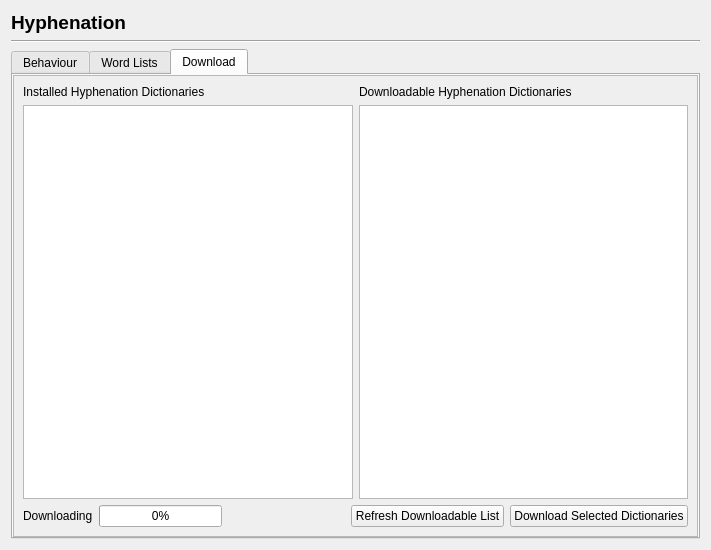
Old version of the form scribus/ui/prefs_hyphenatorbase.ui in the repository scribusproject/scribus.
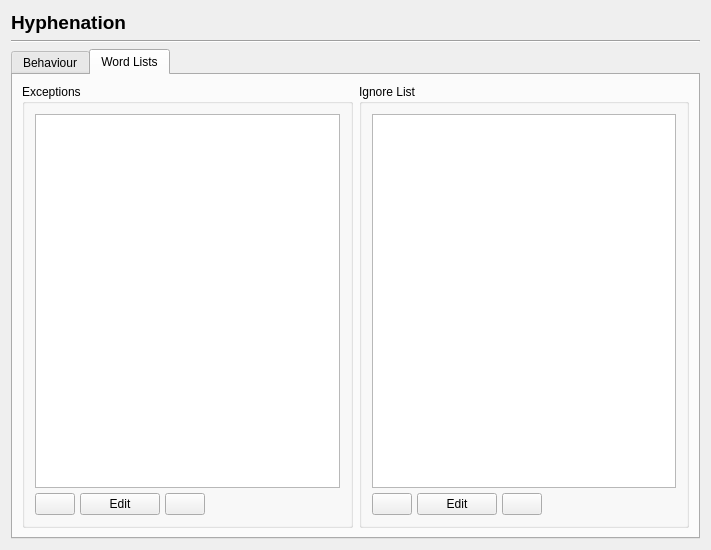
New version of the form. The open tabs and pages were chosen to show the change.

Commit message: #8823: Add a Resource Manager that allows users to download dictionaries, fonts, templates, palettes, profiles (fonts, dicts working now). Sits under Windows menu.

The edit to the form file:
```diff
--- a/scribus/ui/prefs_hyphenatorbase.ui
+++ b/scribus/ui/prefs_hyphenatorbase.ui
@@ -345,140 +345,6 @@
        </item>
       </layout>
      </widget>
-     <widget class="QWidget" name="tab_3">
-      <attribute name="title">
-       <string>Download</string>
-      </attribute>
-      <layout class="QVBoxLayout" name="verticalLayout_7">
-       <property name="leftMargin">
-        <number>0</number>
-       </property>
-       <property name="topMargin">
-        <number>0</number>
-       </property>
-       <property name="rightMargin">
-        <number>0</number>
-       </property>
-       <property name="bottomMargin">
-        <number>0</number>
-       </property>
-       <item>
-        <widget class="QScrollArea" name="scrollArea">
-         <property name="widgetResizable">
-          <bool>true</bool>
-         </property>
-         <widget class="QWidget" name="scrollAreaWidgetContents">
-          <property name="geometry">
-           <rect>
-            <x>0</x>
-            <y>0</y>
-            <width>679</width>
-            <height>455</height>
-           </rect>
-          </property>
-          <layout class="QVBoxLayout" name="verticalLayout_4">
-           <item>
-            <layout class="QHBoxLayout" name="horizontalLayout_5">
-             <item>
-              <layout class="QVBoxLayout" name="verticalLayout_5">
-               <item>
-                <widget class="QLabel" name="label_5">
-                 <property name="text">
-                  <string>Installed Hyphenation Dictionaries</string>
-                 </property>
-                </widget>
-               </item>
-               <item>
-                <widget class="QTableWidget" name="hyphDictTableWidget">
-                 <attribute name="verticalHeaderVisible">
-                  <bool>false</bool>
-                 </attribute>
-                </widget>
-               </item>
-              </layout>
-             </item>
-             <item>
-              <layout class="QVBoxLayout" name="verticalLayout_6">
-               <item>
-                <widget class="QLabel" name="label_6">
-                 <property name="text">
-                  <string>Downloadable Hyphenation Dictionaries</string>
-                 </property>
-                </widget>
-               </item>
-               <item>
-                <widget class="QTableWidget" name="availHyphDictTableWidget">
-                 <attribute name="verticalHeaderVisible">
-                  <bool>false</bool>
-                 </attribute>
-                </widget>
-               </item>
-              </layout>
-             </item>
-            </layout>
-           </item>
-           <item>
-            <layout class="QHBoxLayout" name="horizontalLayout_6">
-             <item>
-              <widget class="QLabel" name="dlLabel">
-               <property name="text">
-                <string>Downloading</string>
-               </property>
-              </widget>
-             </item>
-             <item>
-              <widget class="QProgressBar" name="downloadProgressBar">
-               <property name="value">
-                <number>0</number>
-               </property>
-               <property name="textVisible">
-                <bool>true</bool>
-               </property>
-               <property name="invertedAppearance">
-                <bool>false</bool>
-               </property>
-              </widget>
-             </item>
-             <item>
-              <spacer name="horizontalSpacer_2">
-               <property name="orientation">
-                <enum>Qt::Horizontal</enum>
-               </property>
-               <property name="sizeHint" stdset="0">
-                <size>
-                 <width>40</width>
-                 <height>20</height>
-                </size>
-               </property>
-              </spacer>
-             </item>
-             <item>
-              <widget class="QPushButton" name="availHyphListDownloadButton">
-               <property name="text">
-                <string>Refresh Downloadable List</string>
-               </property>
-              </widget>
-             </item>
-             <item>
-              <widget class="QPushButton" name="hyphDownloadButton">
-               <property name="text">
-                <string>Download Selected Dictionaries</string>
-               </property>
-              </widget>
-             </item>
-            </layout>
-           </item>
-          </layout>
-         </widget>
-        </widget>
-       </item>
-      </layout>
-      <zorder>scrollArea</zorder>
-      <zorder></zorder>
-      <zorder>dlLabel</zorder>
-      <zorder>downloadProgressBar</zorder>
-      <zorder></zorder>
-     </widget>
     </widget>
    </item>
   </layout>
```
Left out of the diff: 2 changed lines with no effect on the pictures. The commit also changes 17 other files.
